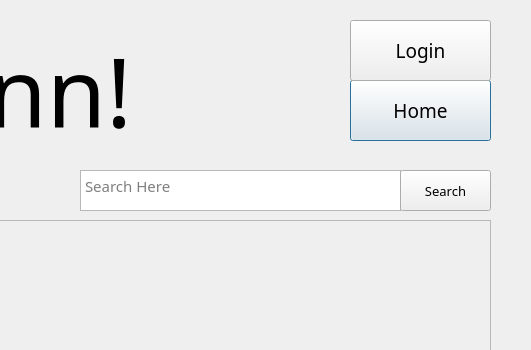
Mhrshd-fllh/AP_Project4012, file Final Presentatiosn/FavoritesPageFinal.ui: the form before one commit; both pictures show x 460 to 991 and y 0 to 350 of the 991 by 841 pixel window.
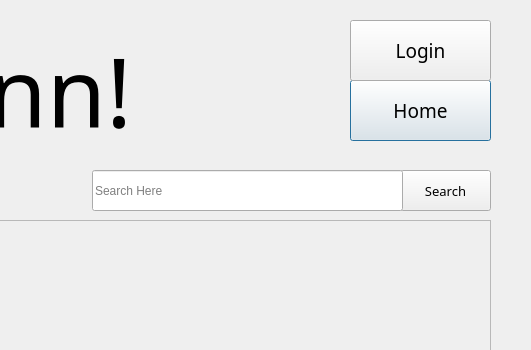
The form after the commit.

Patch:
```diff
--- a/Final Presentatiosn/FavoritesPageFinal.ui
+++ b/Final Presentatiosn/FavoritesPageFinal.ui
@@ -193,32 +193,6 @@
     <string>Profile</string>
    </property>
   </widget>
-  <widget class="QTextEdit" name="SearchBox">
-   <property name="geometry">
-    <rect>
-     <x>540</x>
-     <y>170</y>
-     <width>321</width>
-     <height>41</height>
-    </rect>
-   </property>
-   <property name="font">
-    <font>
-     <family>Cooper Black</family>
-     <pointsize>11</pointsize>
-    </font>
-   </property>
-   <property name="html">
-    <string>&lt;!DOCTYPE HTML PUBLIC &quot;-//W3C//DTD HTML 4.0//EN&quot; &quot;http://www.w3.org/TR/REC-html40/strict.dtd&quot;&gt;
-&lt;html&gt;&lt;head&gt;&lt;meta name=&quot;qrichtext&quot; content=&quot;1&quot; /&gt;&lt;style type=&quot;text/css&quot;&gt;
-p, li { white-space: pre-wrap; }
-&lt;/style&gt;&lt;/head&gt;&lt;body style=&quot; font-family:'Cooper Black'; font-size:11pt; font-weight:400; font-style:normal;&quot;&gt;
-&lt;p style=&quot;-qt-paragraph-type:empty; margin-top:0px; margin-bottom:0px; margin-left:0px; margin-right:0px; -qt-block-indent:0; text-indent:0px; font-family:'MS Shell Dlg 2'; font-size:7.8pt;&quot;&gt;&lt;br /&gt;&lt;/p&gt;&lt;/body&gt;&lt;/html&gt;</string>
-   </property>
-   <property name="placeholderText">
-    <string>Search Here</string>
-   </property>
-  </widget>
   <widget class="QPushButton" name="CategoriesButton">
    <property name="geometry">
     <rect>
@@ -280,6 +254,19 @@
     </property>
    </widget>
   </widget>
+  <widget class="QLineEdit" name="SearchBox">
+   <property name="geometry">
+    <rect>
+     <x>552</x>
+     <y>170</y>
+     <width>311</width>
+     <height>41</height>
+    </rect>
+   </property>
+   <property name="placeholderText">
+    <string>Search Here</string>
+   </property>
+  </widget>
  </widget>
  <resources/>
  <connections/>
```
